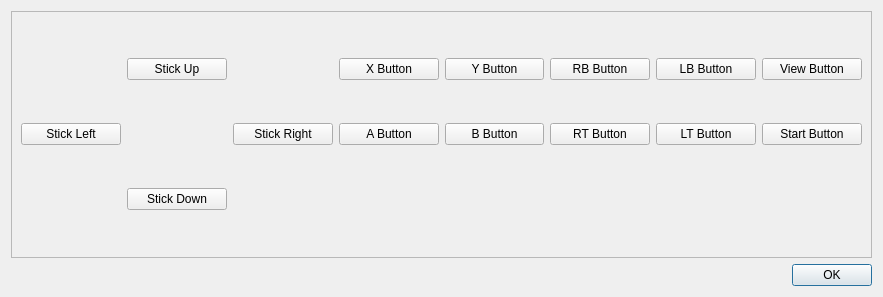
This is XBOFS.win.qt/ConfigureBindingsDialog.ui in OOPMan/XBOFS.win as Qt 5 draws it before an edit. The edited form follows.
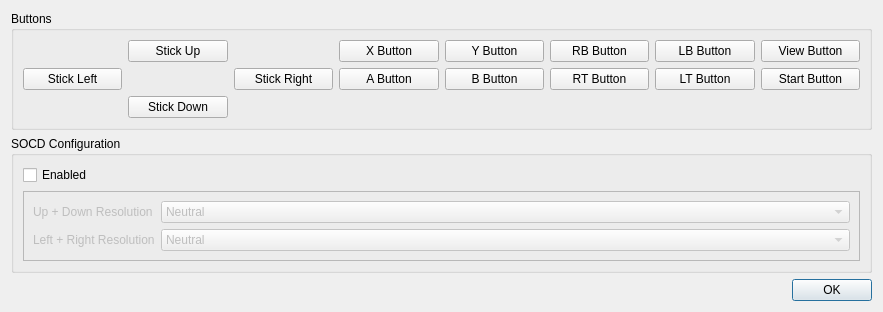
This is the edited form.

Commit message: #34: Added SOCD configuration elements to Binding Configuration Dialog UI

```diff
--- a/XBOFS.win.qt/ConfigureBindingsDialog.ui
+++ b/XBOFS.win.qt/ConfigureBindingsDialog.ui
@@ -15,12 +15,9 @@
   </property>
   <layout class="QVBoxLayout" name="verticalLayout">
    <item>
-    <widget class="QFrame" name="frame">
-     <property name="frameShape">
-      <enum>QFrame::StyledPanel</enum>
-     </property>
-     <property name="frameShadow">
-      <enum>QFrame::Raised</enum>
+    <widget class="QGroupBox" name="groupBox">
+     <property name="title">
+      <string>Buttons</string>
      </property>
      <layout class="QGridLayout" name="gridLayout">
       <item row="2" column="6">
@@ -124,6 +121,89 @@
      </layout>
     </widget>
    </item>
+   <item>
+    <widget class="QGroupBox" name="groupBox">
+     <property name="title">
+      <string>SOCD Configuration</string>
+     </property>
+     <layout class="QVBoxLayout" name="verticalLayout_2">
+      <item>
+       <widget class="QCheckBox" name="enableSOCDConfigurationCheckBox">
+        <property name="text">
+         <string>Enabled</string>
+        </property>
+       </widget>
+      </item>
+      <item>
+       <widget class="QFrame" name="frame">
+        <property name="enabled">
+         <bool>false</bool>
+        </property>
+        <property name="frameShape">
+         <enum>QFrame::StyledPanel</enum>
+        </property>
+        <property name="frameShadow">
+         <enum>QFrame::Raised</enum>
+        </property>
+        <layout class="QFormLayout" name="formLayout">
+         <item row="0" column="0">
+          <widget class="QLabel" name="label">
+           <property name="text">
+            <string>Up + Down Resolution</string>
+           </property>
+          </widget>
+         </item>
+         <item row="0" column="1">
+          <widget class="QComboBox" name="upDownResolutionComboBox">
+           <item>
+            <property name="text">
+             <string>Neutral</string>
+            </property>
+           </item>
+           <item>
+            <property name="text">
+             <string>Up</string>
+            </property>
+           </item>
+           <item>
+            <property name="text">
+             <string>Down</string>
+            </property>
+           </item>
+          </widget>
+         </item>
+         <item row="1" column="0">
+          <widget class="QLabel" name="label_2">
+           <property name="text">
+            <string>Left + Right Resolution</string>
+           </property>
+          </widget>
+         </item>
+         <item row="1" column="1">
+          <widget class="QComboBox" name="leftRightResolutionComboBox">
+           <item>
+            <property name="text">
+             <string>Neutral</string>
+            </property>
+           </item>
+           <item>
+            <property name="text">
+             <string>Left</string>
+            </property>
+           </item>
+           <item>
+            <property name="text">
+             <string>Right</string>
+            </property>
+           </item>
+          </widget>
+         </item>
+        </layout>
+       </widget>
+      </item>
+     </layout>
+    </widget>
+   </item>
    <item>
     <widget class="QDialogButtonBox" name="buttonBox">
      <property name="orientation">
```
